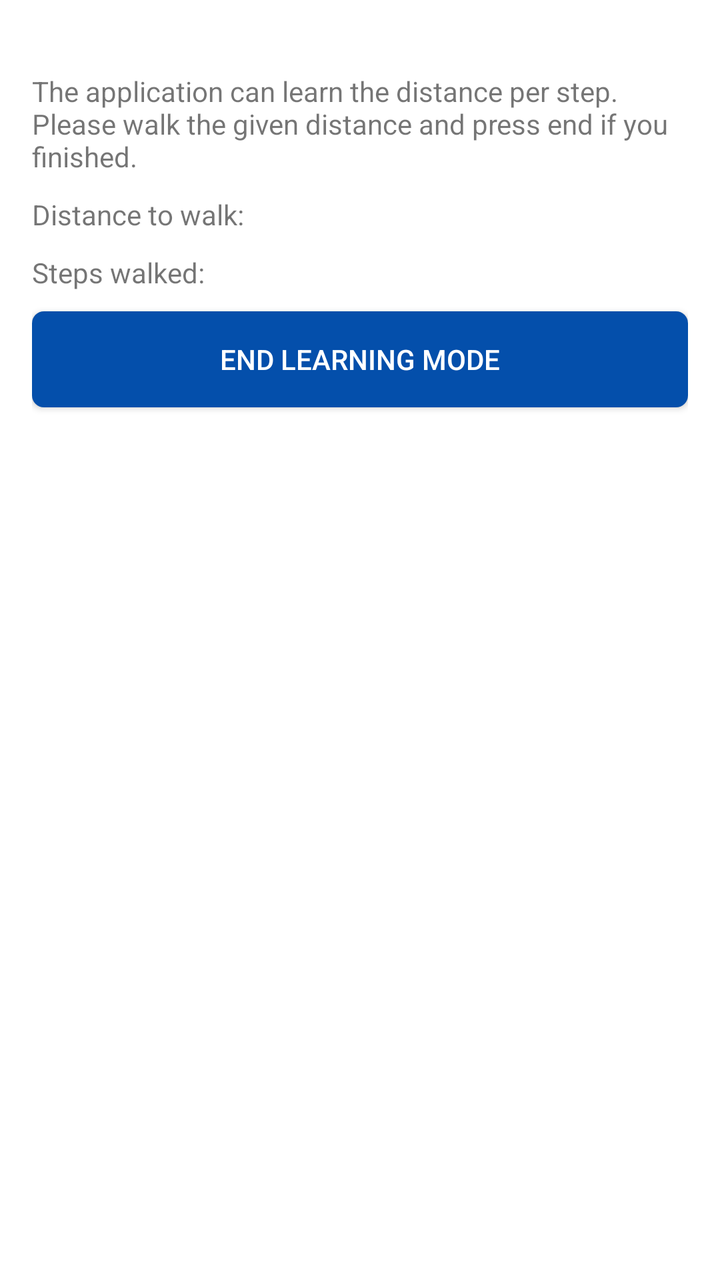
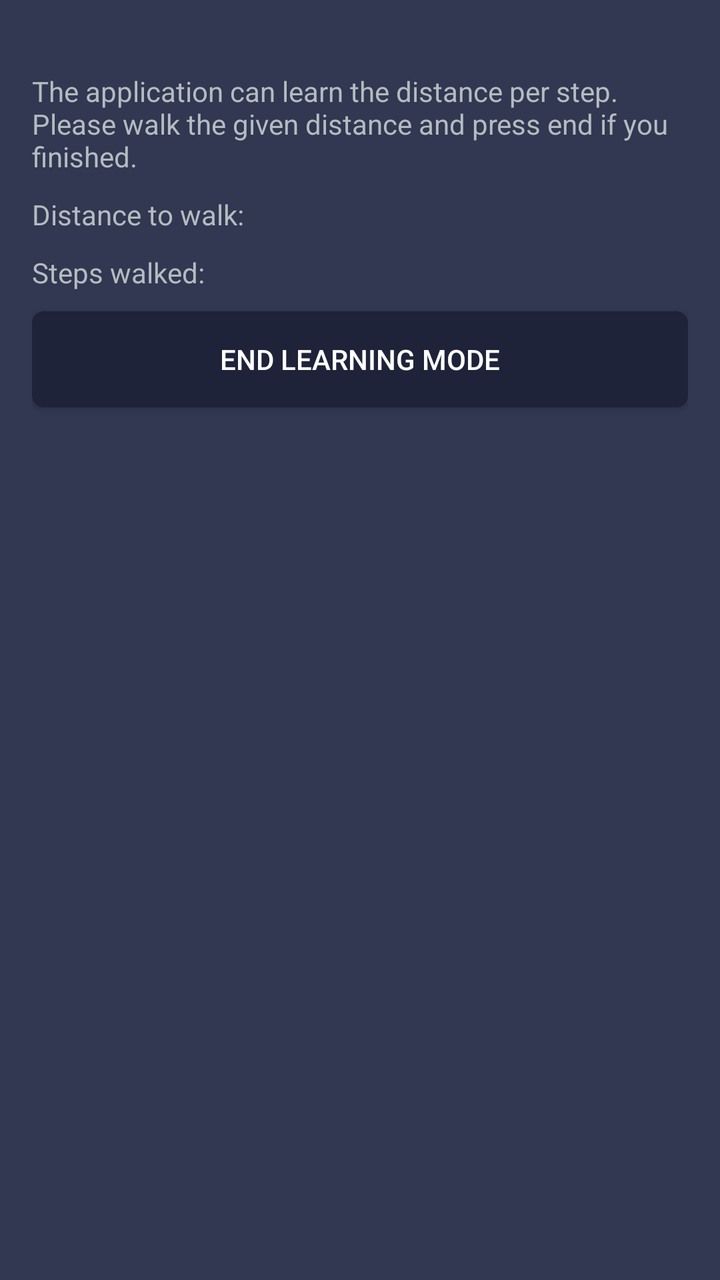

The first picture is an Android layout as it rendered before a commit; the second is the same layout after the commit. The layout source and the unified diff follow.
<!-- AndroidManifest.xml: application theme AppTheme -->
<!-- res/layout/activity_walking_mode_learning.xml -->
<LinearLayout xmlns:android="http://schemas.android.com/apk/res/android"
    android:layout_width="match_parent"
    android:layout_height="match_parent"
    android:background="#FFFFFF"
    android:orientation="vertical"
    android:paddingBottom="@dimen/activity_vertical_margin"
    android:paddingLeft="@dimen/activity_horizontal_margin"
    android:paddingRight="@dimen/activity_horizontal_margin"
    android:paddingTop="@dimen/activity_vertical_margin"
    android:weightSum="1">

    <TextView
        android:layout_width="wrap_content"
        android:layout_height="wrap_content"
        android:layout_gravity="center_horizontal"
        android:layout_marginTop="20dp"
        android:text="@string/walking_mode_learning_description" />

    <LinearLayout
        android:layout_width="match_parent"
        android:layout_height="wrap_content"
        android:orientation="horizontal"
        android:layout_marginTop="10dp">
        <TextView
            android:layout_width="wrap_content"
            android:layout_height="wrap_content"
            android:text="@string/walking_mode_learning_distance_description" />

        <TextView
            android:id="@+id/walking_mode_learning_distance"
            android:layout_width="wrap_content"
            android:layout_height="wrap_content"
            android:layout_marginLeft="2sp"
            android:layout_marginStart="2sp"/>

        <TextView
            android:id="@+id/walking_mode_learning_distance_title"
            android:layout_width="wrap_content"
            android:layout_height="wrap_content"
            android:layout_marginLeft="2sp"
            android:layout_marginStart="2sp"/>
    </LinearLayout>
    <LinearLayout
        android:layout_width="match_parent"
        android:layout_height="wrap_content"
        android:orientation="horizontal"
        android:layout_marginTop="10dp">
        <TextView
            android:layout_width="wrap_content"
            android:layout_height="wrap_content"
            android:text="@string/walking_mode_learning_steps_description" />

        <TextView
            android:id="@+id/walking_mode_learning_steps"
            android:layout_width="wrap_content"
            android:layout_height="wrap_content"
            android:layout_marginLeft="2sp"
            android:layout_marginStart="2sp"/>
    </LinearLayout>

    <Button
        android:layout_width="match_parent"
        android:layout_height="wrap_content"
        android:layout_marginTop="10dp"
        android:text="@string/walking_mode_learning_stop"
        android:id="@+id/walking_mode_learning_stop_button"
        android:textColor="@color/white"
        android:background="@drawable/button_fullwidth"/>
</LinearLayout>
<!-- resources referenced by this layout -->
<resources>
  <color name="white">#ffffff</color>
  <dimen name="activity_horizontal_margin">16dp</dimen>
  <dimen name="activity_vertical_margin">16dp</dimen>
  <!-- drawable button_fullwidth (drawable) -->
  <?xml version="1.0" encoding="utf-8"?>
  <selector xmlns:android="http://schemas.android.com/apk/res/android">
      <item>
          <shape>
              <solid android:color="@color/colorPrimaryDark" />
              <corners android:radius="6dp"/>
          </shape>
      </item>
  </selector>
  <string name="walking_mode_learning_description">The application can learn the distance per step. Please walk the given distance and press end if you finished.</string>
  <string name="walking_mode_learning_distance_description">Distance to walk:</string>
  <string name="walking_mode_learning_steps_description">Steps walked:</string>
  <string name="walking_mode_learning_stop">End learning mode</string>
  <style name="AppTheme" parent="Theme.AppCompat.Light.DarkActionBar">
          
          <item name="colorPrimary">@color/colorPrimary</item>
          <item name="colorPrimaryDark">@color/colorPrimaryDark</item>
          <item name="colorAccent">@color/colorAccent</item>
      </style>
  <color name="colorPrimaryDark">#044fab</color>
  <color name="colorPrimary">#36D1DC</color>
  <color name="colorAccent">#03DAC5</color>
</resources>

<!-- the commit's change to res/layout/activity_walking_mode_learning.xml (unified diff, before → after) -->
@@ -1,7 +1,8 @@
+<?xml version="1.0" encoding="utf-8"?>
 <LinearLayout xmlns:android="http://schemas.android.com/apk/res/android"
     android:layout_width="match_parent"
     android:layout_height="match_parent"
-    android:background="#FFFFFF"
+    android:background="#323752"
     android:orientation="vertical"
     android:paddingBottom="@dimen/activity_vertical_margin"
     android:paddingLeft="@dimen/activity_horizontal_margin"
@@ -14,6 +15,7 @@
         android:layout_height="wrap_content"
         android:layout_gravity="center_horizontal"
         android:layout_marginTop="20dp"
+        android:textColor="@color/textColor"
         android:text="@string/walking_mode_learning_description" />
 
     <LinearLayout
@@ -24,7 +26,8 @@
         <TextView
             android:layout_width="wrap_content"
             android:layout_height="wrap_content"
-            android:text="@string/walking_mode_learning_distance_description" />
+            android:text="@string/walking_mode_learning_distance_description"
+            android:textColor="@color/textColor"/>
 
         <TextView
             android:id="@+id/walking_mode_learning_distance"
@@ -48,7 +51,8 @@
         <TextView
             android:layout_width="wrap_content"
             android:layout_height="wrap_content"
-            android:text="@string/walking_mode_learning_steps_description" />
+            android:text="@string/walking_mode_learning_steps_description"
+            android:textColor="@color/textColor"/>
 
         <TextView
             android:id="@+id/walking_mode_learning_steps"
<!-- resource entries referenced after the edit -->
@@ -1,5 +1,6 @@
 <!-- resources referenced by this layout -->
 <resources>
+  <color name="textColor">#ffb4bcc0</color>
   <color name="white">#ffffff</color>
   <dimen name="activity_horizontal_margin">16dp</dimen>
   <dimen name="activity_vertical_margin">16dp</dimen>
@@ -23,8 +24,8 @@
           <item name="colorPrimaryDark">@color/colorPrimaryDark</item>
           <item name="colorAccent">@color/colorAccent</item>
       </style>
-  <color name="colorPrimaryDark">#044fab</color>
-  <color name="colorPrimary">#36D1DC</color>
-  <color name="colorAccent">#03DAC5</color>
+  <color name="colorPrimaryDark">#1F2339</color>
+  <color name="colorPrimary">#434A71</color>
+  <color name="colorAccent">#1F2339</color>
 </resources>
 
